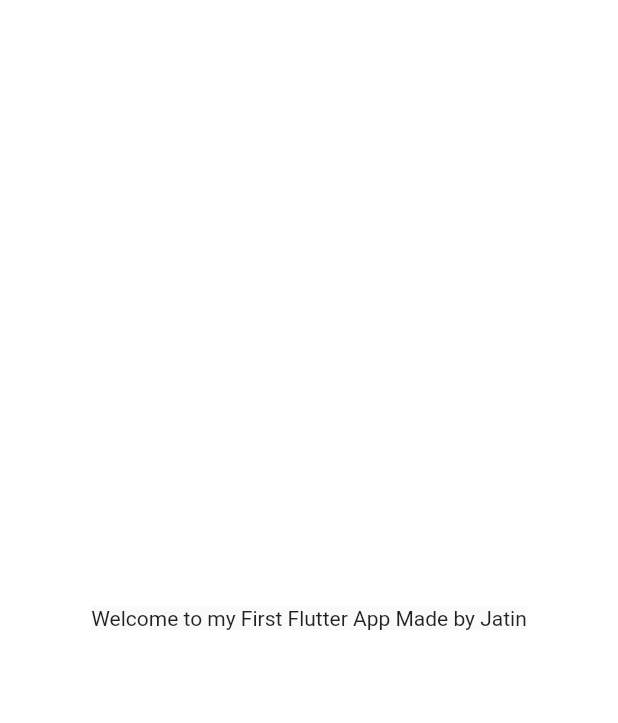
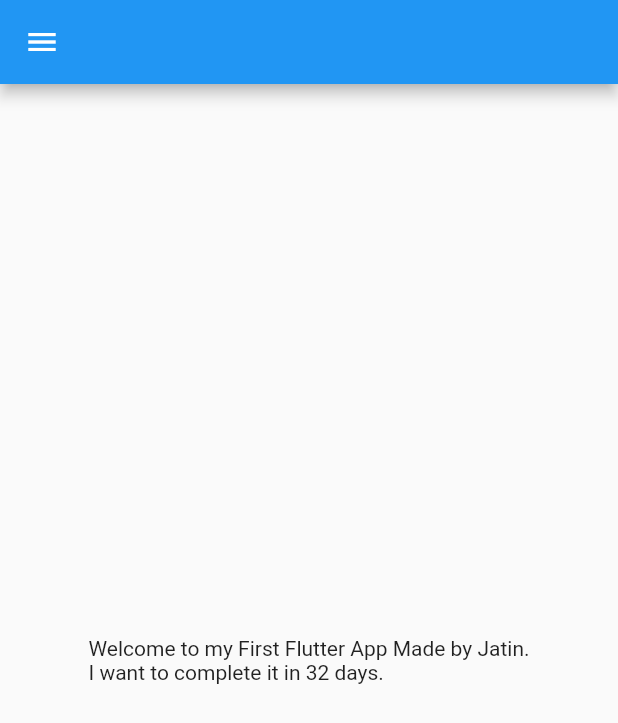
Before and after one commit to jatin-25/flutter_project1, a Flutter app: the screen it shows after launch, on a phone screen of 412 x 824 dp. Shown: the top 723 px of the screen. Run offline on Flutter 3.47's test engine with Material 2 defaults, Android fonts, the phone set to English and light mode, and no system bars.

Commit message:
Day 2 Completed

```diff
--- /dev/null
+++ b/lib/homepage.dart
@@ -0,0 +1,21 @@
+import 'package:flutter/material.dart';
+
+class HomePage extends StatelessWidget {
+  const HomePage({Key? key}) : super(key: key);
+
+  @override
+  Widget build(BuildContext context) {
+    int NoOfDays = 32;
+
+    return Scaffold(
+      appBar: AppBar(),
+      body: Center(
+        child: Container(
+          child: Text(
+              "Welcome to my First Flutter App Made by Jatin.\nI want to complete it in $NoOfDays days."),
+        ),
+      ),
+      drawer: Drawer(),
+    );
+  }
+}
--- a/lib/main.dart
+++ b/lib/main.dart
@@ -1,4 +1,5 @@
 import 'package:flutter/material.dart';
+import 'package:flutter_dev/homepage.dart';
 
 void main() {
   runApp(MyApp());
@@ -10,13 +11,7 @@ class MyApp extends StatelessWidget {
   @override
   Widget build(BuildContext context) {
     return MaterialApp(
-      home: Center(
-        child: Material(
-          child: Container(
-            child: Text("Welcome to my First Flutter App Made by Jatin"),
-          ),
-        ),
-      ),
+      home: HomePage(),
     );
   }
 }
```
